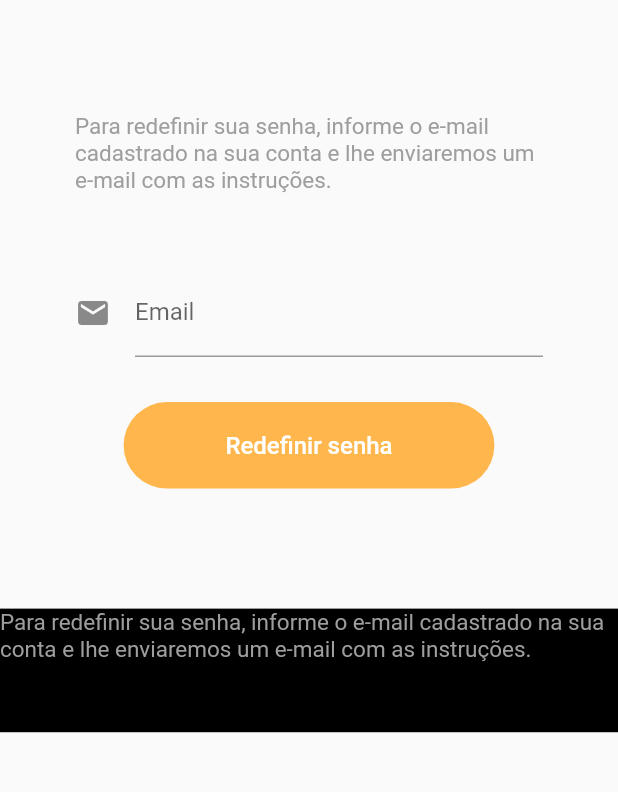
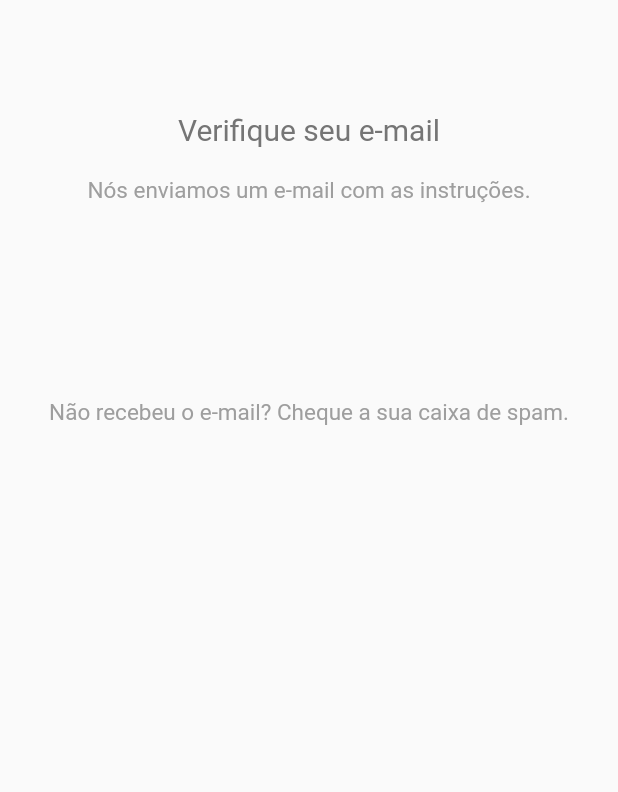
Before and after one commit to ThiagoBertoldi/alliance, a Flutter app: the VerifiqueEmail_State screen opened directly, on a phone screen of 412 x 824 dp, the part 314-1106 px from its top. Run offline on Flutter 3.47's test engine with Material 2 defaults, Android fonts, the phone set to English and light mode, and no system bars; our stand-ins replace cloud_firestore, firebase_auth, firebase_core, flutter_staggered_animations; accounts and stored records are empty.

Commit message:
verifica e-mail e perfil

```diff
--- a/lib/app/views/homePage_InfoCadastradas.dart
+++ b/lib/app/views/homePage_InfoCadastradas.dart
@@ -40,7 +40,7 @@ class _HomePageState_InfoCadastradas extends State<HomePage_InfoCadastradas> {
           Container(
             child: Column(
               children: [
-                new Image.asset(
+                /*new Image.asset(
                   'images/user.png',
                   width: 75.0,
                   height: 75.0,
@@ -51,8 +51,9 @@ class _HomePageState_InfoCadastradas extends State<HomePage_InfoCadastradas> {
                     child: Center(
                         child: Text("Michel",
                             style: TextStyle(
-                                fontSize: 30, color: Colors.orange[300])))),
+                                fontSize: 30, color: Colors.orange[300])))),*/
                 Container(
+                    padding: new EdgeInsets.all(40),
                     child: Row(
                       children: [
                         new Image.asset(
@@ -64,9 +65,10 @@ class _HomePageState_InfoCadastradas extends State<HomePage_InfoCadastradas> {
                         Container(
                           padding: new EdgeInsets.all(40),
                           child: Center(
-                          child: Text("Michel",
+                              child: Text("Alliance",
                                   style: TextStyle(
-                                  fontSize: 30, color: Colors.orange[300]))),
+                                      fontSize: 30,
+                                      color: Colors.orange[300]))),
                         ),
                       ],
                     )),
--- a/lib/app/views/homePage_VerifiqueEmail.dart
+++ b/lib/app/views/homePage_VerifiqueEmail.dart
@@ -100,44 +100,27 @@ class _MyHomePageState_VerifiqueEmail extends State<VerifiqueEmail_State> {
                         ),
                       ),
                     ),
-
                     Container(
                       margin: new EdgeInsets.only(
-                          left: 0.0, right: 0.0, bottom: 50, top: 25),
+                          left: 0.0, right: 0.0, bottom: 10, top: 25),
                       child: Text(
-                        "Para redefinir sua senha, informe o e-mail cadastrado na sua conta e lhe enviaremos um e-mail com as instruções.",
+                        "Verifique seu e-mail",
+                        style: TextStyle(
+                          fontSize: 20,
+                          color: Colors.grey[600],
+                        ),
+                      ),
+                    ),
+                    Container(
+                      margin: new EdgeInsets.only(
+                          left: 0.0, right: 0.0, bottom: 50, top: 10),
+                      child: Text(
+                        "Nós enviamos um e-mail com as instruções.",
                         style: TextStyle(
                           fontSize: 15,
                           color: Colors.grey[500],
                         ),
-                      ),
-                    ),
-
-                    TextFormField(
-                      onChanged: (text) {
-                        email = text;
-                      },
-                      decoration: InputDecoration(
-                        labelText: 'Email',
-                        icon: Icon(Icons.email),
-                      ),
-                    ),
-
-                    // ignore: deprecated_member_use
-                    Container(
-                      margin: new EdgeInsets.only(top: 30),
-                      // ignore: deprecated_member_use
-                      child: FlatButton(
-                        shape: RoundedRectangleBorder(
-                            borderRadius: BorderRadius.circular(50)),
-                        height: MediaQuery.of(context).size.height * 0.07,
-                        minWidth: MediaQuery.of(context).size.width * 0.6,
-                        child: Text(
-                          'Redefinir senha',
-                          style: TextStyle(fontSize: 16, color: Colors.white),
-                        ),
-                        color: Colors.orange[300],
-                        onPressed: () {},
+                        textAlign: TextAlign.center,
                       ),
                     ),
                   ],
@@ -148,13 +131,14 @@ class _MyHomePageState_VerifiqueEmail extends State<VerifiqueEmail_State> {
               margin: new EdgeInsets.only(top: 80),
               width: MediaQuery.of(context).size.width,
               height: MediaQuery.of(context).size.height * 0.1,
-              color: Colors.black,
+              //color: Colors.black,
               child: Text(
-                "Para redefinir sua senha, informe o e-mail cadastrado na sua conta e lhe enviaremos um e-mail com as instruções.",
+                "Não recebeu o e-mail? Cheque a sua caixa de spam.",
                 style: TextStyle(
                   fontSize: 15,
                   color: Colors.grey[500],
                 ),
+                textAlign: TextAlign.center,
               ),
             ),
           ],
```
Lines whose indentation alone changed are shown as unchanged.
